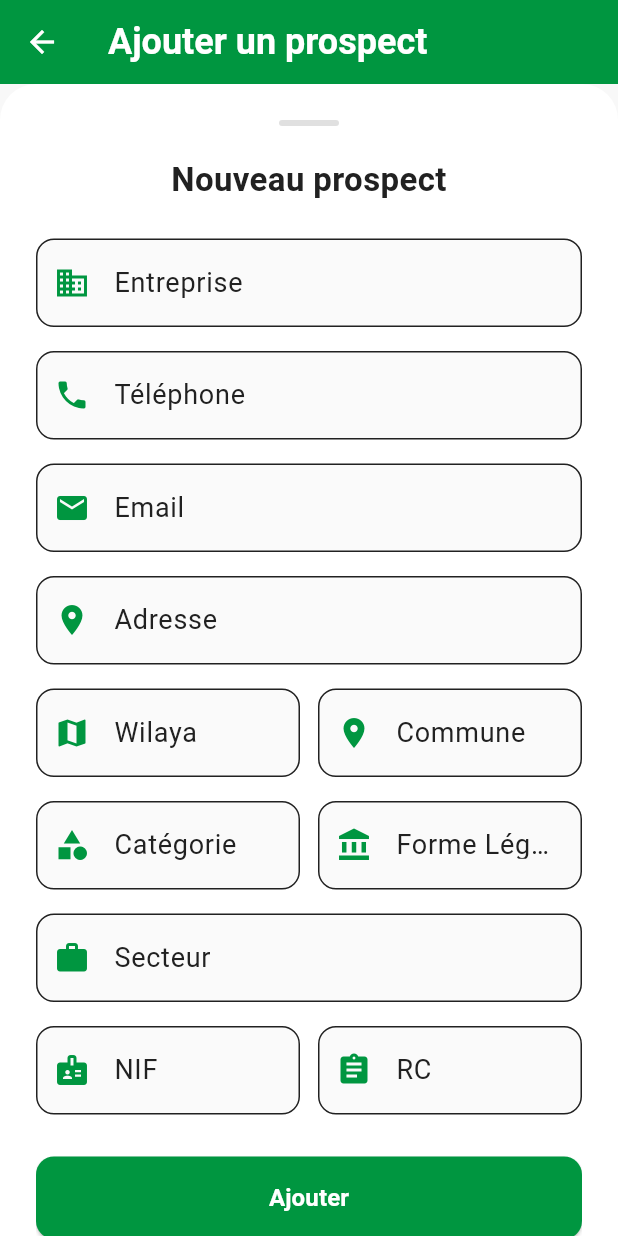
After one commit to ENZOdz23/mobile_app, a Flutter app: the AddProspectForm screen opened by its route, on a phone screen of 412 x 824 dp. The commit adds this screen. Run offline on Flutter 3.47's test engine with Material 3 defaults, Android fonts, the light colour scheme and no system bars; our stand-ins replace dio, flutter_bloc, table_calendar; accounts and stored records are empty; network calls fail.

Commit message:
feat: add contact and prospect

```diff
--- a/lib/core/config/routes.dart
+++ b/lib/core/config/routes.dart
@@ -15,6 +15,17 @@ import '../../features/more/presentation/screens/privacy_screen.dart';
 import '../../features/more/presentation/screens/help_screen.dart';
 import '../../features/more/presentation/screens/about_screen.dart';
 import '../../features/notifications/presentation/notifications_screen.dart';
+import '../../features/contacts/presentation/widgets/add_contact_form.dart';
+import '../../features/contacts/presentation/widgets/add_prospect_form.dart';
+import '../../features/contacts/presentation/cubit/add_contact_cubit.dart';
+import '../../features/contacts/presentation/cubit/add_prospect_cubit.dart';
+import '../../features/contacts/data/contacts_repository_impl.dart';
+import '../../features/contacts/data/contacts_local_data_source.dart';
+import '../../features/contacts/data/prospect_repository_impl.dart';
+import '../../features/contacts/data/prospect_local_data_source.dart';
+import '../../features/contacts/domain/add_contact_use_case.dart';
+import '../../features/contacts/domain/add_prospect_use_case.dart';
+import 'package:flutter_bloc/flutter_bloc.dart';
 
 class AppRoutes {
   static const String login = '/';
@@ -31,6 +42,9 @@ class AppRoutes {
   static const String help = '/help';
   static const String about = '/about';
   static const String notifications = '/notifications';
+
+  static const String addContact = '/add-contact';
+  static const String addProspect = '/add-prospect';
 
   static Route<dynamic> generateRoute(RouteSettings settings) {
     switch (settings.name) {
@@ -87,6 +101,44 @@ class AppRoutes {
       case notifications:
         return MaterialPageRoute(builder: (_) => const NotificationsScreen());
 
+      case addContact:
+        return MaterialPageRoute(
+          builder: (_) => BlocProvider(
+            create: (context) => AddContactCubit(
+              AddContactUseCase(
+                ContactsRepositoryImpl(localDataSource: ContactsLocalDataSource()),
+              ),
+            ),
+            child: Scaffold(
+              appBar: AppBar(
+                title: const Text('Ajouter un contact'),
+                backgroundColor: const Color(0xFF009640), // AppColors.primary
+                foregroundColor: Colors.white,
+              ),
+              body: const AddContactForm(),
+            ),
+          ),
+        );
+
+      case addProspect:
+        return MaterialPageRoute(
+          builder: (_) => BlocProvider(
+            create: (context) => AddProspectCubit(
+              AddProspectUseCase(
+                ProspectsRepositoryImpl(localDataSource: ProspectsLocalDataSource()),
+              ),
+            ),
+            child: Scaffold(
+              appBar: AppBar(
+                title: const Text('Ajouter un prospect'),
+                backgroundColor: const Color(0xFF009640), // AppColors.primary
+                foregroundColor: Colors.white,
+              ),
+              body: const AddProspectForm(),
+            ),
+          ),
+        );
+
       default:
         return MaterialPageRoute(
           builder: (_) => Scaffold(
--- a/lib/features/contacts/data/contacts_local_data_source.dart
+++ b/lib/features/contacts/data/contacts_local_data_source.dart
@@ -3,7 +3,7 @@
 import '../models/contact.dart';
 
 class ContactsLocalDataSource {
-  final List<Contact> _contacts = [
+  static final List<Contact> _contacts = [
     // Client contacts
     Contact(
       id: '1',
--- a/lib/features/contacts/data/prospect_local_data_source.dart
+++ b/lib/features/contacts/data/prospect_local_data_source.dart
@@ -4,7 +4,7 @@ import '../models/prospect.dart';
 
 class ProspectsLocalDataSource {
   // Mock data for now - replace with actual database later
-  final List<Prospect> _mockProspects = [
+  static final List<Prospect> _mockProspects = [
     Prospect(
       id: 'p1',
       entreprise: 'Boehm, Gleichner and Schmidt',
--- /dev/null
+++ b/lib/features/contacts/domain/add_contact_use_case.dart
@@ -0,0 +1,12 @@
+import 'contacts_repository.dart';
+import '../models/contact.dart';
+
+class AddContactUseCase {
+  final ContactsRepository repository;
+
+  AddContactUseCase(this.repository);
+
+  Future<void> call(Contact contact) async {
+    return await repository.addContact(contact);
+  }
+}
--- /dev/null
+++ b/lib/features/contacts/domain/add_prospect_use_case.dart
@@ -0,0 +1,12 @@
+import 'prospect_repository.dart';
+import '../models/prospect.dart';
+
+class AddProspectUseCase {
+  final ProspectRepository repository;
+
+  AddProspectUseCase(this.repository);
+
+  Future<void> call(Prospect prospect) async {
+    return await repository.addProspect(prospect);
+  }
+}
--- /dev/null
+++ b/lib/features/contacts/presentation/cubit/add_contact_cubit.dart
@@ -0,0 +1,20 @@
+import 'package:flutter_bloc/flutter_bloc.dart';
+import '../../domain/add_contact_use_case.dart';
+import '../../models/contact.dart';
+import 'add_contact_state.dart';
+
+class AddContactCubit extends Cubit<AddContactState> {
+  final AddContactUseCase _addContactUseCase;
+
+  AddContactCubit(this._addContactUseCase) : super(AddContactInitial());
+
+  Future<void> addContact(Contact contact) async {
+    emit(AddContactLoading());
+    try {
+      await _addContactUseCase(contact);
+      emit(AddContactSuccess());
+    } catch (e) {
+      emit(AddContactFailure(e.toString()));
+    }
+  }
+}
--- /dev/null
+++ b/lib/features/contacts/presentation/cubit/add_prospect_cubit.dart
@@ -0,0 +1,20 @@
+import 'package:flutter_bloc/flutter_bloc.dart';
+import '../../domain/add_prospect_use_case.dart';
+import '../../models/prospect.dart';
+import 'add_prospect_state.dart';
+
+class AddProspectCubit extends Cubit<AddProspectState> {
+  final AddProspectUseCase _addProspectUseCase;
+
+  AddProspectCubit(this._addProspectUseCase) : super(AddProspectInitial());
+
+  Future<void> addProspect(Prospect prospect) async {
+    emit(AddProspectLoading());
+    try {
+      await _addProspectUseCase(prospect);
+      emit(AddProspectSuccess());
+    } catch (e) {
+      emit(AddProspectFailure(e.toString()));
+    }
+  }
+}
--- /dev/null
+++ b/lib/features/contacts/presentation/cubit/add_prospect_state.dart
@@ -0,0 +1,12 @@
+abstract class AddProspectState {}
+
+class AddProspectInitial extends AddProspectState {}
+
+class AddProspectLoading extends AddProspectState {}
+
+class AddProspectSuccess extends AddProspectState {}
+
+class AddProspectFailure extends AddProspectState {
+  final String message;
+  AddProspectFailure(this.message);
+}
--- /dev/null
+++ b/lib/features/contacts/presentation/widgets/add_prospect_form.dart
@@ -0,0 +1,357 @@
+import 'package:flutter/material.dart';
+import 'package:flutter_bloc/flutter_bloc.dart';
+import '../../../../core/themes/app_theme.dart';
+import '../../models/prospect.dart';
+import '../cubit/add_prospect_cubit.dart';
+import '../cubit/add_prospect_state.dart';
+
+class AddProspectForm extends StatefulWidget {
+  const AddProspectForm({super.key});
+
+  @override
+  State<AddProspectForm> createState() => _AddProspectFormState();
+}
+
+class _AddProspectFormState extends State<AddProspectForm> {
+  final _formKey = GlobalKey<FormState>();
+  final _entrepriseController = TextEditingController();
+  final _adresseController = TextEditingController();
+  final _wilayaController = TextEditingController();
+  final _communeController = TextEditingController();
+  final _categorieController = TextEditingController();
+  final _formeLegaleController = TextEditingController();
+  final _secteurController = TextEditingController();
+  final _nifController = TextEditingController();
+  final _registreCommerceController = TextEditingController();
+  final _phoneController = TextEditingController();
+  final _emailController = TextEditingController();
+
+  @override
+  void dispose() {
+    _entrepriseController.dispose();
+    _adresseController.dispose();
+    _wilayaController.dispose();
+    _communeController.dispose();
+    _categorieController.dispose();
+    _formeLegaleController.dispose();
+    _secteurController.dispose();
+    _nifController.dispose();
+    _registreCommerceController.dispose();
+    _phoneController.dispose();
+    _emailController.dispose();
+    super.dispose();
+  }
+
+  void _submit() {
+    if (_formKey.currentState?.validate() ?? false) {
+      final prospect = Prospect(
+        id: DateTime.now().millisecondsSinceEpoch.toString(),
+        entreprise: _entrepriseController.text.trim(),
+        adresse: _adresseController.text.trim(),
+        wilaya: _wilayaController.text.trim(),
+        commune: _communeController.text.trim(),
+        phoneNumber: _phoneController.text.trim(),
+        email: _emailController.text.trim(),
+        categorie: _categorieController.text.trim(),
+        formeLegale: _formeLegaleController.text.trim(),
+        secteur: _secteurController.text.trim(),
+        nif: _nifController.text.trim(),
+        registreCommerce: _registreCommerceController.text.trim(),
+        status: ProspectStatus.prospect,
+      );
+      context.read<AddProspectCubit>().addProspect(prospect);
+    }
+  }
+
+  @override
+  Widget build(BuildContext context) {
+    return BlocListener<AddProspectCubit, AddProspectState>(
+      listener: (context, state) {
+        if (state is AddProspectSuccess) {
+          ScaffoldMessenger.of(context).showSnackBar(
+            const SnackBar(content: Text('Prospect ajouté avec succès')),
+          );
+          Navigator.of(context).pop();
+        } else if (state is AddProspectFailure) {
+          ScaffoldMessenger.of(context).showSnackBar(
+            SnackBar(content: Text('Erreur: ${state.message}')),
+          );
+        }
+      },
+      child: Container(
+        decoration: const BoxDecoration(
+          color: Colors.white,
+          borderRadius: BorderRadius.only(
+            topLeft: Radius.circular(24),
+            topRight: Radius.circular(24),
+          ),
+        ),
+        child: Padding(
+          padding: EdgeInsets.only(
+            bottom: MediaQuery.of(context).viewInsets.bottom,
+            left: 24,
+            right: 24,
+            top: 24,
+          ),
+          child: Form(
+            key: _formKey,
+            child: SingleChildScrollView(
+              child: Column(
+                mainAxisSize: MainAxisSize.min,
+                crossAxisAlignment: CrossAxisAlignment.stretch,
+                children: [
+                  // Handle bar
+                  Center(
+                    child: Container(
+                      width: 40,
+                      height: 4,
+                      decoration: BoxDecoration(
+                        color: Colors.grey[300],
+                        borderRadius: BorderRadius.circular(2),
+                      ),
+                    ),
+                  ),
+                  const SizedBox(height: 20),
+
+                  // Title
+                  Text(
+                    'Nouveau prospect',
+                    style: AppTextStyles.headlineMedium.copyWith(
+                      fontWeight: FontWeight.bold,
+                      color: AppColors.secondary,
+                      fontSize: 22,
+                    ),
+                    textAlign: TextAlign.center,
+                  ),
+                  const SizedBox(height: 24),
+
+                  // Entreprise field
+                  TextFormField(
+                    controller: _entrepriseController,
+                    decoration: InputDecoration(
+                      labelText: 'Entreprise',
+                      prefixIcon: const Icon(Icons.business, color: AppColors.primary),
+                      border: OutlineInputBorder(
+                        borderRadius: BorderRadius.circular(12),
+                      ),
+                      filled: true,
+                      fillColor: Colors.grey[50],
+                    ),
+                    validator: (value) => (value == null || value.trim().isEmpty)
+                        ? 'Entreprise requise'
+                        : null,
+                  ),
+                  const SizedBox(height: 16),
+
+                  // Phone field
+                  TextFormField(
+                    controller: _phoneController,
+                    decoration: InputDecoration(
+                      labelText: 'Téléphone',
+                      prefixIcon: const Icon(Icons.phone, color: AppColors.primary),
+                      border: OutlineInputBorder(
+                        borderRadius: BorderRadius.circular(12),
+                      ),
+                      filled: true,
+                      fillColor: Colors.grey[50],
+                    ),
+                    keyboardType: TextInputType.phone,
+                  ),
+                  const SizedBox(height: 16),
+
+                  // Email field
+                  TextFormField(
+                    controller: _emailController,
+                    decoration: InputDecoration(
+                      labelText: 'Email',
+                      prefixIcon: const Icon(Icons.email, color: AppColors.primary),
+                      border: OutlineInputBorder(
+                        borderRadius: BorderRadius.circular(12),
+                      ),
+                      filled: true,
+                      fillColor: Colors.grey[50],
+                    ),
+                    keyboardType: TextInputType.emailAddress,
+                  ),
+                  const SizedBox(height: 16),
+
+                  // Adresse field
+                  TextFormField(
+                    controller: _adresseController,
+                    decoration: InputDecoration(
+                      labelText: 'Adresse',
+                      prefixIcon: const Icon(Icons.location_on, color: AppColors.primary),
+                      border: OutlineInputBorder(
+                        borderRadius: BorderRadius.circular(12),
+                      ),
+                      filled: true,
+                      fillColor: Colors.grey[50],
+                    ),
+                  ),
+                  const SizedBox(height: 16),
+
+                  // Wilaya and Commune in a row
+                  Row(
+                    children: [
+                      Expanded(
+                        child: TextFormField(
+                          controller: _wilayaController,
+                          decoration: InputDecoration(
+                            labelText: 'Wilaya',
+                            prefixIcon: const Icon(Icons.map, color: AppColors.primary),
+                            border: OutlineInputBorder(
+                              borderRadius: BorderRadius.circular(12),
+                            ),
+                            filled: true,
+                            fillColor: Colors.grey[50],
+                          ),
+                        ),
+                      ),
+                      const SizedBox(width: 12),
+                      Expanded(
+                        child: TextFormField(
+                          controller: _communeController,
+                          decoration: InputDecoration(
+                            labelText: 'Commune',
+                            prefixIcon: const Icon(Icons.place, color: AppColors.primary),
+                            border: OutlineInputBorder(
+                              borderRadius: BorderRadius.circular(12),
+                            ),
+                            filled: true,
+                            fillColor: Colors.grey[50],
+                          ),
+                        ),
+                      ),
+                    ],
+                  ),
+                  const SizedBox(height: 16),
+
+                  // Catégorie and Forme Légale in a row
+                  Row(
+                    children: [
+                      Expanded(
+                        child: TextFormField(
+                          controller: _categorieController,
+                          decoration: InputDecoration(
+                            labelText: 'Catégorie',
+                            prefixIcon: const Icon(Icons.category, color: AppColors.primary),
+                            border: OutlineInputBorder(
+                              borderRadius: BorderRadius.circular(12),
+                            ),
+                            filled: true,
+                            fillColor: Colors.grey[50],
+                          ),
+                        ),
+                      ),
+                      const SizedBox(width: 12),
+                      Expanded(
+                        child: TextFormField(
+                          controller: _formeLegaleController,
+                          decoration: InputDecoration(
+                            labelText: 'Forme Légale',
+                            prefixIcon: const Icon(Icons.account_balance, color: AppColors.primary),
+                            border: OutlineInputBorder(
+                              borderRadius: BorderRadius.circular(12),
+                            ),
+                            filled: true,
+                            fillColor: Colors.grey[50],
+                          ),
+                        ),
+                      ),
+                    ],
+                  ),
+                  const SizedBox(height: 16),
+
+                  // Secteur field
+                  TextFormField(
+                    controller: _secteurController,
+                    decoration: InputDecoration(
+                      labelText: 'Secteur',
+                      prefixIcon: const Icon(Icons.work, color: AppColors.primary),
+                      border: OutlineInputBorder(
+                        borderRadius: BorderRadius.circular(12),
+                      ),
+                      filled: true,
+                      fillColor: Colors.grey[50],
+                    ),
+                  ),
+                  const SizedBox(height: 16),
+
+                  // NIF and RC in a row
+                  Row(
+                    children: [
+                      Expanded(
+                        child: TextFormField(
+                          controller: _nifController,
+                          decoration: InputDecoration(
+                            labelText: 'NIF',
+                            prefixIcon: const Icon(Icons.badge, color: AppColors.primary),
+                            border: OutlineInputBorder(
+                              borderRadius: BorderRadius.circular(12),
+                            ),
+                            filled: true,
+                            fillColor: Colors.grey[50],
+                          ),
+                        ),
+                      ),
+                      const SizedBox(width: 12),
+                      Expanded(
+                        child: TextFormField(
+                          controller: _registreCommerceController,
+                          decoration: InputDecoration(
+                            labelText: 'RC',
+                            prefixIcon: const Icon(Icons.assignment, color: AppColors.primary),
+                            border: OutlineInputBorder(
+                              borderRadius: BorderRadius.circular(12),
+                            ),
+                            filled: true,
+                            fillColor: Colors.grey[50],
+                          ),
+                        ),
+                      ),
+                    ],
+                  ),
+                  const SizedBox(height: 28),
+
+                  // Save button
+                  BlocBuilder<AddProspectCubit, AddProspectState>(
+                    builder: (context, state) {
+                      return ElevatedButton(
+                        onPressed: state is AddProspectLoading ? null : _submit,
+                        style: ElevatedButton.styleFrom(
+                          padding: const EdgeInsets.symmetric(vertical: 16),
+                          shape: RoundedRectangleBorder(
+                            borderRadius: BorderRadius.circular(12),
+                          ),
+                          backgroundColor: AppColors.primary,
+                          foregroundColor: AppColors.onPrimary,
+                        ),
+                        child: state is AddProspectLoading
+                            ? const SizedBox(
+                                height: 20,
+                                width: 20,
+                                child: CircularProgressIndicator(
+                                  strokeWidth: 2,
+                                  color: Colors.white,
+                                ),
+                              )
+                            : const Text(
+                                'Ajouter',
+                                style: TextStyle(
+                                  fontSize: 16,
+                                  fontWeight: FontWeight.bold,
+                                ),
+                              ),
+                      );
+                    },
+                  ),
+                  const SizedBox(height: 24),
+                ],
+              ),
+            ),
+          ),
+        ),
+      ),
+    );
+  }
+}
--- a/lib/shared/components/base_scaffold.dart
+++ b/lib/shared/components/base_scaffold.dart
@@ -4,6 +4,7 @@ import 'package:flutter/material.dart';
 import 'custom_app_bar.dart';
 import 'custom_bottom_nav_bar.dart';
 import 'custom_floating_action_button.dart';
+import '../../core/config/routes.dart';
 
 class BaseScaffold extends StatefulWidget {
   final String title;
@@ -38,9 +39,16 @@ class _BaseScaffoldState extends State<BaseScaffold> {
     setState(() {
       _showMenu = false;
     });
-    ScaffoldMessenger.of(
-      context,
-    ).showSnackBar(SnackBar(content: Text('$item sélectionné')));
+
+    if (item == 'Ajouter un prospect') {
+      Navigator.of(context).pushNamed(AppRoutes.addProspect);
+    } else if (item == 'Ajouter un contact') {
+      Navigator.of(context).pushNamed(AppRoutes.addContact);
+    } else {
+      ScaffoldMessenger.of(
+        context,
+      ).showSnackBar(SnackBar(content: Text('$item sélectionné')));
+    }
   }
 
   @override
```
Also changed, not shown: lib/features/contacts/presentation/cubit/add_contact_state.dart (added, +12 -0 lines), lib/features/contacts/presentation/widgets/add_contact_form.dart (added, +219 -0 lines).
